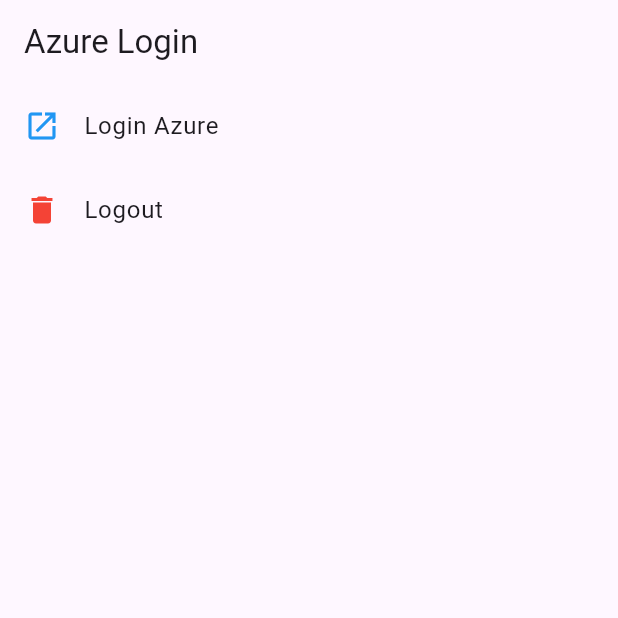
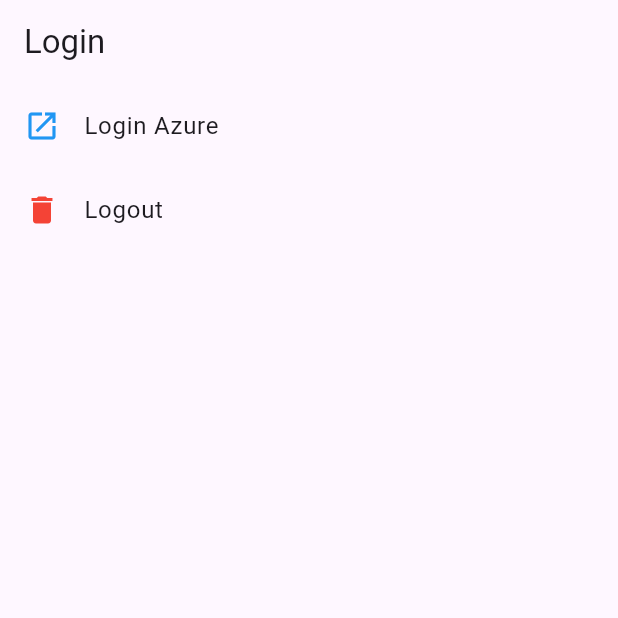
Before and after one commit to Gayathri-kt/kewaunee, a Flutter app: the screen it shows after launch, on a phone screen of 412 x 824 dp, the top half of it. Run offline on Flutter 3.47's test engine with Material 3 defaults, Android fonts, the phone set to English and light mode, and no system bars; our stand-ins replace get, image_gallery_saver, logger, permission_handler, shared_preferences, signature; missing offline and left inert: aad_oauth.

Commit message:
# Redirect change

```diff
--- a/lib/main.dart
+++ b/lib/main.dart
@@ -75,7 +75,7 @@
 
     return Scaffold(
       appBar: AppBar(
-        title: Text("Azure Login"),
+        title: const Text("Login"),
       ),
       body: Center(
         child: ListView(
```
